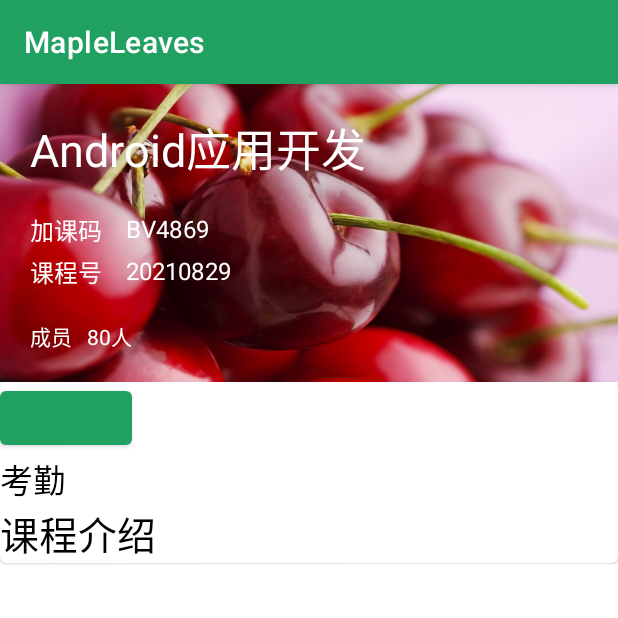
After one commit to snakefch/MapleLeaves, an Android app: the CourseActivity screen opened directly, with no data from a screen before it, on a phone screen of 412 x 824 dp, the top half of it. The commit adds this screen. Run offline under Robolectric (Android 15) with nearby library versions, the phone set to English and light mode, and no system bars.

Commit message:
优化页面布局，添加课程页
Signed-off-by: Bamboo <1472902174@qq.com>

```diff
--- a/app/src/main/AndroidManifest.xml
+++ b/app/src/main/AndroidManifest.xml
@@ -9,7 +9,11 @@
         android:roundIcon="@mipmap/ic_launcher_round"
         android:supportsRtl="true"
         android:theme="@style/Theme.MapleLeaves">
-        <activity android:name=".ui.splash.SplashActivity"
+        <activity
+            android:name=".ui.course.CourseActivity"
+            android:exported="true" />
+        <activity
+            android:name=".ui.splash.SplashActivity"
             android:launchMode="singleTop"
             android:screenOrientation="portrait"
             android:theme="@style/SplashTheme">
@@ -21,13 +25,11 @@
 
                 <category android:name="android.intent.category.LAUNCHER" />
             </intent-filter>
-
         </activity>
         <activity
             android:name=".MainActivity"
             android:exported="true"
-            android:label="@string/app_name">
-        </activity>
+            android:label="@string/app_name"></activity>
     </application>
 
 </manifest>
--- /dev/null
+++ b/app/src/main/java/com/example/mapleleaves/ui/course/CourseActivity.kt
@@ -0,0 +1,23 @@
+package com.example.mapleleaves.ui.course
+
+import android.content.Context
+import android.content.Intent
+import androidx.appcompat.app.AppCompatActivity
+import android.os.Bundle
+import com.example.mapleleaves.MainActivity
+import com.example.mapleleaves.R
+
+class CourseActivity : AppCompatActivity() {
+    override fun onCreate(savedInstanceState: Bundle?) {
+        super.onCreate(savedInstanceState)
+        setContentView(R.layout.activity_course)
+    }
+
+    companion object {
+        fun startCourseActivity(context: Context){
+            val intent= Intent(context, CourseActivity::class.java)
+            //intent.addFlags(Intent.FLAG_ACTIVITY_NEW_TASK)
+            context.startActivity(intent)
+        }
+    }
+}
--- a/app/src/main/java/com/example/mapleleaves/ui/home/CourseListAdapter.kt
+++ b/app/src/main/java/com/example/mapleleaves/ui/home/CourseListAdapter.kt
@@ -11,6 +11,7 @@ import androidx.navigation.fragment.findNavController
 import androidx.recyclerview.widget.RecyclerView
 import com.example.mapleleaves.R
 import com.example.mapleleaves.logic.model.Course
+import com.example.mapleleaves.ui.course.CourseActivity
 
 class CourseListAdapter (private val fragment: HomeFragment, private val courseList: List<Course>):
     RecyclerView.Adapter<CourseListAdapter.ViewHolder>(){
@@ -37,6 +38,9 @@ class CourseListAdapter (private val fragment: HomeFragment, private val courseL
             //使用safeargs
             it.findNavController().navigate(HomeFragmentDirections.actionNavigationHomeToCourseManagementDialogFragment())
         }
+        holder.itemView.setOnClickListener {
+            fragment.context?.let { context -> CourseActivity.startCourseActivity(context) }
+        }
     }
 
     override fun getItemCount()=courseList.size
--- /dev/null
+++ b/app/src/main/res/layout/activity_course.xml
@@ -0,0 +1,130 @@
+<?xml version="1.0" encoding="utf-8"?>
+<androidx.constraintlayout.widget.ConstraintLayout xmlns:android="http://schemas.android.com/apk/res/android"
+    xmlns:app="http://schemas.android.com/apk/res-auto"
+    xmlns:tools="http://schemas.android.com/tools"
+    android:layout_width="match_parent"
+    android:layout_height="match_parent"
+    tools:context=".ui.course.CourseActivity">
+
+    <androidx.constraintlayout.widget.ConstraintLayout
+        android:id="@+id/courseHead"
+        android:layout_width="match_parent"
+        android:layout_height="wrap_content"
+        android:padding="20dp"
+        android:background="@drawable/cherry"
+        app:layout_constraintTop_toTopOf="parent"
+        app:layout_constraintStart_toStartOf="parent"
+        app:layout_constraintStart_toEndOf="parent"
+        android:orientation="vertical">
+
+        <TextView
+            android:id="@+id/courseName"
+            android:layout_width="wrap_content"
+            android:layout_height="wrap_content"
+            android:text="@string/course_name"
+            android:textColor="@color/white"
+            app:layout_constraintStart_toStartOf="parent"
+            app:layout_constraintTop_toTopOf="parent"
+            android:textSize="30sp"/>
+
+        <TextView
+            android:id="@+id/addCourseCodeText"
+            android:layout_width="wrap_content"
+            android:layout_height="wrap_content"
+            android:text="@string/add_course_code_text"
+            android:layout_marginTop="20dp"
+            android:textColor="@color/white"
+            app:layout_constraintStart_toStartOf="parent"
+            app:layout_constraintTop_toBottomOf="@+id/courseName"
+            android:textSize="16sp"/>
+
+        <TextView
+            android:id="@+id/addCourseCode"
+            android:layout_width="wrap_content"
+            android:layout_height="wrap_content"
+            android:text="@string/add_course_code"
+            android:layout_marginStart="16dp"
+            android:textColor="@color/white"
+            app:layout_constraintStart_toEndOf="@+id/addCourseCodeText"
+            app:layout_constraintTop_toTopOf="@id/addCourseCodeText"
+            android:textSize="16sp"/>
+
+        <TextView
+            android:id="@+id/courseCodeText"
+            android:layout_width="wrap_content"
+            android:layout_height="wrap_content"
+            android:text="@string/course_code_text"
+            android:layout_marginTop="6dp"
+            app:layout_constraintStart_toStartOf="parent"
+            app:layout_constraintTop_toBottomOf="@+id/addCourseCode"
+            android:textColor="@color/white"
+            android:textSize="16sp"/>
+
+        <TextView
+            android:id="@+id/courseCode"
+            android:layout_width="wrap_content"
+            android:layout_height="wrap_content"
+            android:text="@string/course_code"
+            android:layout_marginStart="16dp"
+            app:layout_constraintStart_toEndOf="@id/courseCodeText"
+            app:layout_constraintTop_toTopOf="@id/courseCodeText"
+            android:textColor="@color/white"
+            android:textSize="16sp"/>
+
+        <TextView
+            android:id="@+id/courseMember"
+            android:layout_width="wrap_content"
+            android:layout_height="wrap_content"
+            android:text="成员"
+            app:layout_constraintStart_toStartOf="parent"
+            app:layout_constraintTop_toBottomOf="@id/courseCodeText"
+            android:layout_marginTop="20dp"
+            android:textColor="@color/white"
+            android:textSize="14sp"/>
+        <TextView
+            android:id="@+id/courseMemberCount"
+            android:layout_width="wrap_content"
+            android:layout_height="wrap_content"
+            android:layout_marginStart="10dp"
+            app:layout_constraintStart_toEndOf="@+id/courseMember"
+            app:layout_constraintTop_toTopOf="@id/courseMember"
+            android:text="80人"
+            android:textColor="@color/white"
+            android:textSize="14sp"/>
+
+    </androidx.constraintlayout.widget.ConstraintLayout>
+
+    <com.google.android.material.card.MaterialCardView
+        android:layout_width="match_parent"
+        android:layout_height="wrap_content"
+        app:layout_constraintTop_toBottomOf="@+id/courseHead"
+        app:layout_constraintStart_toStartOf="parent"
+        app:layout_constraintEnd_toEndOf="parent">
+
+        <LinearLayout
+            android:layout_width="match_parent"
+            android:layout_height="wrap_content"
+            android:orientation="vertical">
+
+            <Button
+                android:layout_width="wrap_content"
+                android:layout_height="wrap_content" />
+
+            <TextView
+                android:layout_width="wrap_content"
+                android:layout_height="wrap_content"
+                android:text="考勤"
+                android:textColor="@color/black"
+                android:textSize="22sp"/>
+            <TextView
+                android:layout_width="wrap_content"
+                android:layout_height="wrap_content"
+                android:text="课程介绍"
+                android:textColor="@color/black"
+                android:textSize="26sp"/>
+
+        </LinearLayout>
+
+    </com.google.android.material.card.MaterialCardView>
+
+</androidx.constraintlayout.widget.ConstraintLayout>
--- a/app/src/main/res/layout/course_item.xml
+++ b/app/src/main/res/layout/course_item.xml
@@ -28,7 +28,7 @@
                 android:layout_height="100dp"
                 android:id="@+id/courseImage"
                 android:background="@drawable/cherry"
-                android:contentDescription="@string/coursePicture"
+                android:contentDescription="@string/course_picture"
                 app:layout_constraintStart_toStartOf="parent"
                 app:layout_constraintTop_toTopOf="parent"
                 app:layout_constraintBottom_toBottomOf="parent"
--- a/app/src/main/res/values/strings.xml
+++ b/app/src/main/res/values/strings.xml
@@ -25,6 +25,10 @@
     <string name="course_desc">苏前猛</string>
     <string name="course_name">Android应用开发</string>
     <string name="other">other</string>
-    <string name="coursePicture">picture of course</string>
+    <string name="course_picture">picture of course</string>
+    <string name="add_course_code_text">加课码</string>
+    <string name="course_code_text">课程号</string>
+    <string name="add_course_code">BV4869</string>
+    <string name="course_code">20210829</string>
 
 </resources>
```
